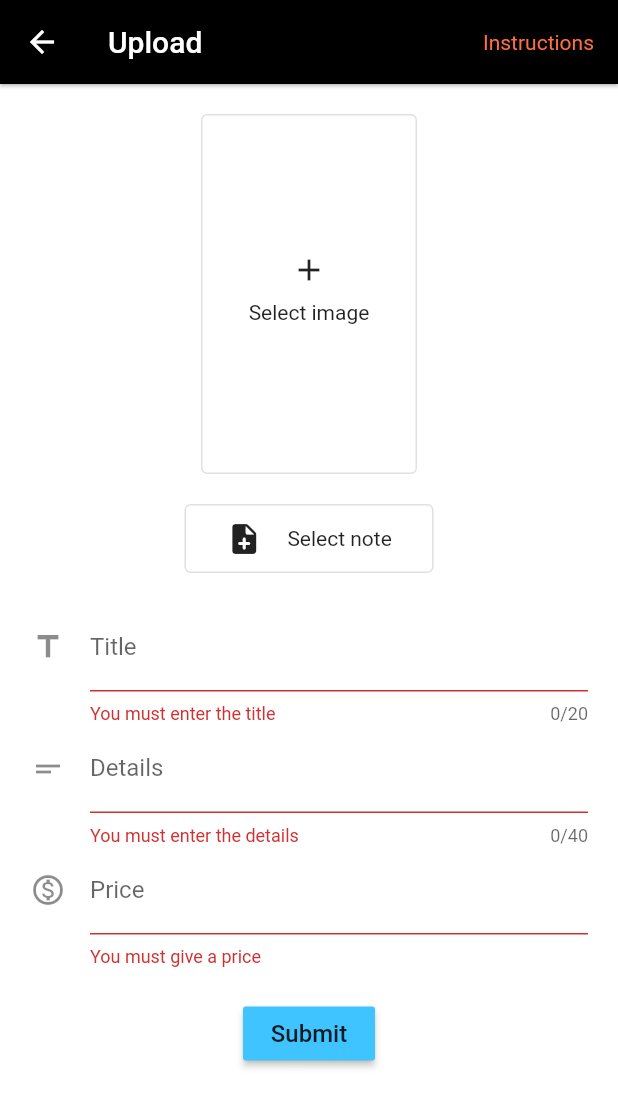
After one commit to not-ed-app/NOT.ED-v1.2, a Flutter app: the UploadNotes screen opened directly, after a tap on "Submit", on a phone screen of 412 x 824 dp. The commit adds this screen. Shown: the top 1107 px of the screen. Run offline on Flutter 3.47's test engine with Material 2 defaults, Android fonts, the light colour scheme and no system bars; our stand-ins replace carousel_slider, cloud_firestore, file_picker, firebase_auth, firebase_core, firebase_storage and 4 more; missing offline and left inert: flutter_plugin_pdf_viewer; accounts and stored records are empty; Roboto replaces fonts that are missing (OpenSans).

Commit message:
File_Upload dart files added

```diff
--- a/lib/app.dart
+++ b/lib/app.dart
@@ -8,6 +8,7 @@ class NotedApp extends StatelessWidget {
       debugShowCheckedModeBanner: false,
       title: 'NOT.ED',
       theme: ThemeData(
+        fontFamily: 'OpenSans',
         brightness: Brightness.light,
         appBarTheme: AppBarTheme(elevation: 1, color: Colors.black),
         bottomNavigationBarTheme: BottomNavigationBarThemeData(backgroundColor: Colors.white, unselectedItemColor: Colors.black),
@@ -16,6 +17,7 @@ class NotedApp extends StatelessWidget {
         accentColor: Colors.deepOrangeAccent,
       ),
       darkTheme: ThemeData(
+        fontFamily: 'OpenSans',
         brightness: Brightness.dark,
         appBarTheme: AppBarTheme(elevation: 0.1, color: Colors.black),
         bottomNavigationBarTheme: BottomNavigationBarThemeData(backgroundColor: Colors.grey[900], unselectedItemColor: Colors.white),
--- a/lib/ui/landing/profile.dart
+++ b/lib/ui/landing/profile.dart
@@ -1,11 +1,7 @@
 import 'package:flutter/material.dart';
 import 'profile/about.dart';
 import 'package:url_launcher/url_launcher.dart';
-
-// import 'dart:async';
-// import 'dart:io';
-// import 'package:flutter_plugin_pdf_viewer/flutter_plugin_pdf_viewer.dart';
-// import 'package:file_picker/file_picker.dart';
+import 'profile/upload/upload_notes.dart';
 
 class Profile extends StatelessWidget {
   // ignore: non_constant_identifier_names
@@ -92,7 +88,8 @@ class Profile extends StatelessWidget {
               InkWell(
                 highlightColor: Colors.transparent,
                 splashColor: Colors.transparent,
-                // onTap: ,
+                onTap: () => Navigator.push(context,
+                    MaterialPageRoute(builder: (context) =>UploadNotes())),
                 child: Container(
                   margin: const EdgeInsets.only(top: 30.0, left: 25.0),
                   child: Row(
--- /dev/null
+++ b/lib/ui/landing/profile/upload/db_event.dart
@@ -0,0 +1,24 @@
+import 'package:cloud_firestore/cloud_firestore.dart';
+import 'package:uuid/uuid.dart';
+
+
+class EventService{
+  FirebaseFirestore _firestore = FirebaseFirestore.instance;
+  String ref = 'eUpload';
+
+
+    void uploadDetails({String id,String title,String details, String price,String image,String file,Timestamp publishedDate}){
+      var id =Uuid();
+      String pEventId = id.v1();
+  _firestore.collection(ref).doc(pEventId).set({
+    'title' : title,
+    'id' : pEventId,
+    'description' : details,
+    'price' : price,
+    'image' : image,
+    'publishedDate' : DateTime.now(),
+    'file' : file,
+  });
+
+    }
+}
--- /dev/null
+++ b/lib/ui/landing/profile/upload/upload_notes.dart
@@ -0,0 +1,270 @@
+import 'package:flutter/material.dart';
+import 'db_event.dart';
+import 'package:flutter_native_image/flutter_native_image.dart';
+import 'package:fluttertoast/fluttertoast.dart';
+import 'package:file_picker/file_picker.dart';
+import 'package:image_picker/image_picker.dart';
+import 'package:firebase_storage/firebase_storage.dart';
+
+//import 'package:cloud_firestore/cloud_firestore.dart';
+import 'dart:io';
+//import 'package:uuid/uuid.dart';
+
+//import 'package:path/path.dart';
+
+class UploadNotes extends StatefulWidget {
+  @override
+  _UploadNotesState createState() => _UploadNotesState();
+}
+
+class _UploadNotesState extends State<UploadNotes> {
+  TextEditingController eventNameController = TextEditingController();
+  TextEditingController eventDetailsController = TextEditingController();
+  TextEditingController eventPriceController = TextEditingController();
+  String productId = DateTime.now().millisecondsSinceEpoch.toString();
+
+  File _image;
+  String _pdfName;
+  var _file;
+  bool isLoading = false;
+  GlobalKey<FormState> _formKey = GlobalKey<FormState>();
+  EventService eventService = EventService();
+
+  @override
+  Widget build(BuildContext context) {
+    // var id =Uuid();
+    // var pEventId = id.v1();
+    void validateAndUpload() {
+      if (_formKey.currentState.validate()) {
+        setState(() => isLoading = true);
+        if (_image != null && _file != null) {
+          String imageUrl;
+          String fileUrl;
+          final FirebaseStorage storage = FirebaseStorage.instance;
+          final String picture =
+              "${DateTime.now().millisecondsSinceEpoch.toString()}.jpg";
+          final String pdf =
+              "${DateTime.now().millisecondsSinceEpoch.toString()}.pdf";
+          UploadTask imageUpload = storage.ref().child(picture).putFile(_image);
+          UploadTask pdfUpload = storage.ref().child(pdf).putFile(_file);
+          imageUpload.then((snapshot) async {
+            imageUrl = await snapshot.ref.getDownloadURL();
+            pdfUpload.then((snapshot) async {
+              fileUrl = await snapshot.ref.getDownloadURL();
+              String imageL = imageUrl;
+              String fileL = fileUrl;
+              eventService.uploadDetails(
+                  title: eventNameController.text,
+                  details: eventDetailsController.text,
+                  price: eventPriceController.text,
+                  file: fileL,
+                  image: imageL);
+              _formKey.currentState.reset();
+              setState(() => isLoading = false);
+              Fluttertoast.showToast(
+                  msg: 'Note added',
+                  toastLength: Toast.LENGTH_LONG,
+                  gravity: ToastGravity.CENTER);
+            });
+          });
+        } else {
+          setState(() => isLoading = false);
+          Fluttertoast.showToast(msg: 'All details must be provided');
+        }
+      }
+    }
+
+    Future getFile() async {
+      FilePickerResult result = await FilePicker.platform.pickFiles(
+        type: FileType.custom,
+        allowedExtensions: ['pdf'],
+      );
+
+      if (result != null) {
+        PlatformFile file = result.files.first;
+        print(file.name);
+        _pdfName = file.name;
+        setState(() {
+          _file = file;
+          print('file Path $result');
+          Fluttertoast.showToast(msg: 'PDF added');
+        });
+      } else {
+        // User canceled the picker
+        Fluttertoast.showToast(msg: 'PDF not selected');
+      }
+    }
+
+    Future getImage() async {
+      final picker = ImagePicker();
+      final image = await picker.getImage(source: ImageSource.gallery);
+      File result =
+          await FlutterNativeImage.compressImage(image.path, quality: 70);
+      if (result != null) {
+        setState(() {
+          _image = result;
+          print('file Path $result');
+          Fluttertoast.showToast(msg: 'Image added');
+        });
+      } else {
+        // User canceled the picker
+        Fluttertoast.showToast(msg: 'Image not selected');
+      }
+    }
+
+    Color buttonOutline = Colors.grey[300];
+    var brightness = MediaQuery.of(context).platformBrightness;
+    bool darkModeOn = brightness == Brightness.dark;
+    if (darkModeOn == true) {
+      buttonOutline = Colors.grey[600];
+    }
+    return Scaffold(
+      appBar: AppBar(
+        title: Row(
+          mainAxisAlignment: MainAxisAlignment.spaceBetween,
+          children: [
+            Text('Upload'),
+            GestureDetector(
+              // onTap: ,
+              child: Text("Instructions",
+                  style: TextStyle(
+                      fontSize: 14.0,
+                      fontWeight: FontWeight.w400,
+                      color: Colors.deepOrangeAccent)),
+            )
+          ],
+        ),
+      ),
+      body: Form(
+        key: _formKey,
+        child: SingleChildScrollView(
+          child: Container(
+            margin: EdgeInsets.all(20.0),
+            child: Column(
+              children: <Widget>[
+                Container(
+                  decoration: BoxDecoration(
+                      borderRadius: BorderRadius.all(Radius.circular(4.0)),
+                      border: Border.all(color: buttonOutline)),
+                  width: 144.0,
+                  height: 240.0,
+                  child: InkWell(
+                    child: (_image != null)
+                        ? Image.file(
+                            _image,
+                            fit: BoxFit.cover,
+                          )
+                        : Center(
+                            child: Column(
+                              mainAxisAlignment: MainAxisAlignment.center,
+                              children: [
+                                Icon(
+                                  Icons.add,
+                                ),
+                                Padding(
+                                  padding: const EdgeInsets.all(8.0),
+                                  child: Text("Select image"),
+                                )
+                              ],
+                            ),
+                          ),
+                    onTap: () {
+                      getImage();
+                    },
+                  ),
+                ),
+                GestureDetector(
+                  child: Container(
+                    margin: EdgeInsets.all(20.0),
+                    padding: EdgeInsets.all(10.0),
+                    decoration: BoxDecoration(
+                        borderRadius: BorderRadius.all(Radius.circular(4.0)),
+                        border: Border.all(color: buttonOutline)),
+                    child:
+                        (_pdfName != null) ? Text(_pdfName) : Container(
+                          width: 144,
+                        child: Row(
+                            mainAxisAlignment: MainAxisAlignment.spaceEvenly,
+                            children: [
+                              Icon(
+                                Icons.note_add_rounded,
+                              ),
+                              Text('Select note'),
+                            ],
+                          ),
+                        ),
+                  ),
+                  onTap: () {
+                    getFile();
+                  },
+                ),
+                TextFormField(
+                  maxLines: 1,
+                  maxLength: 20,
+                  textCapitalization: TextCapitalization.characters,
+                  controller: eventNameController,
+                  decoration: InputDecoration(
+                    icon: Icon(Icons.title),
+                    labelText: 'Title',
+                  ),
+                  validator: (value) {
+                    if (value.isEmpty) {
+                      return 'You must enter the title';
+                    }
+                    return null;
+                  },
+                ),
+                TextFormField(
+                  maxLines: 1,
+                  maxLength: 40,
+                  textCapitalization: TextCapitalization.sentences,
+                  controller: eventDetailsController,
+                  decoration: InputDecoration(
+                    icon: Icon(Icons.short_text),
+                    labelText: 'Details',
+                  ),
+                  validator: (value) {
+                    if (value.isEmpty) {
+                      return 'You must enter the details';
+                    }
+                    return null;
+                  },
+                ),
+                TextFormField(
+                  keyboardType: TextInputType.number,
+                  controller: eventPriceController,
+                  decoration: InputDecoration(
+                    icon: Icon(Icons.monetization_on_outlined),
+                    hintText: 'Price',
+                    labelText: 'Price',
+                  ),
+                  validator: (value) {
+                    if (value.isEmpty) {
+                      return 'You must give a price';
+                    }
+                    return null;
+                  },
+                ),
+                Container(
+                  margin: EdgeInsets.all(20.0),
+                  child: RaisedButton(
+                    color: Colors.lightBlueAccent,
+                    onPressed: () {
+                      validateAndUpload();
+                    },
+                    // elevation: 4.0,
+                    splashColor: Colors.blueGrey,
+                    child: Text(
+                      'Submit',
+                      style: TextStyle(fontSize: 16.0),
+                    ),
+                  ),
+                ),
+              ],
+            ),
+          ),
+        ),
+      ),
+    );
+  }
+}
```
Also changed, not shown: 2 other files.
